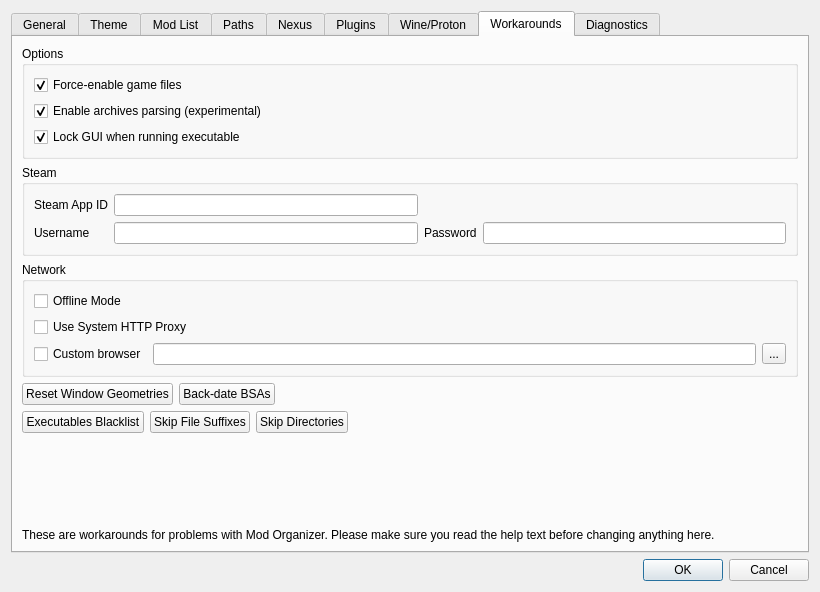
This is src/src/settingsdialog.ui in saghm/Fluorine-Manager as Qt 5 draws it before an edit. The edited form follows.
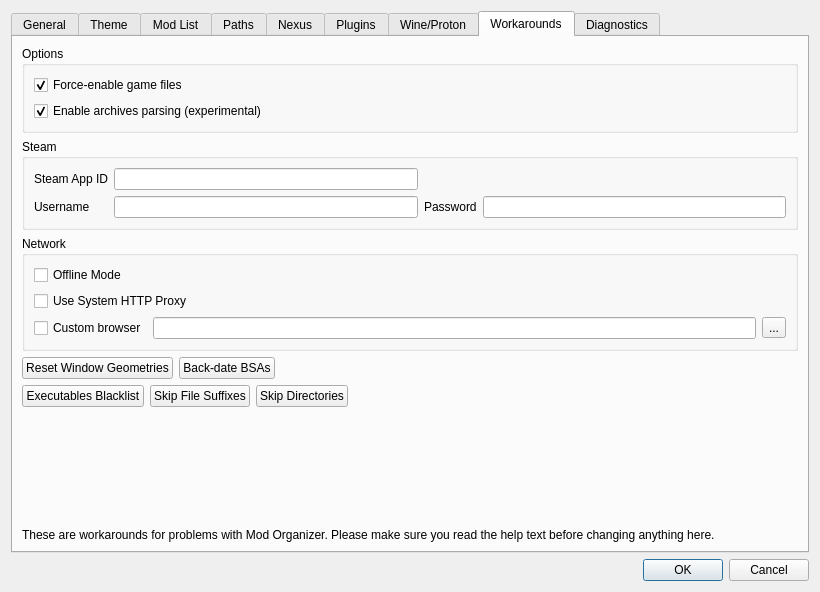
This is the edited form. The open tabs and pages were chosen to show the change. Icons and pictures are not drawn. Custom widgets are drawn as their Qt base class.

Commit message: ui: always lock during executable run; kill wineserver on Unlock

The edit to the form file:
```diff
--- a/src/src/settingsdialog.ui
+++ b/src/src/settingsdialog.ui
@@ -1993,22 +1993,6 @@
                 </property>
                </widget>
               </item>
-              <item>
-               <widget class="QCheckBox" name="lockGUIBox">
-                <property name="toolTip">
-                 <string>Disable this to prevent the GUI from being locked when running an executable.  This may result in abnormal behavior.</string>
-                </property>
-                <property name="whatsThis">
-                 <string>Disable this to prevent the GUI from being locked when running an executable.  This may result in abnormal behavior.</string>
-                </property>
-                <property name="text">
-                 <string>Lock GUI when running executable</string>
-                </property>
-                <property name="checked">
-                 <bool>true</bool>
-                </property>
-               </widget>
-              </item>
              </layout>
             </widget>
            </item>
```
Left out of the diff: 1 changed line with no effect on the pictures. The commit also changes 4 other files.
